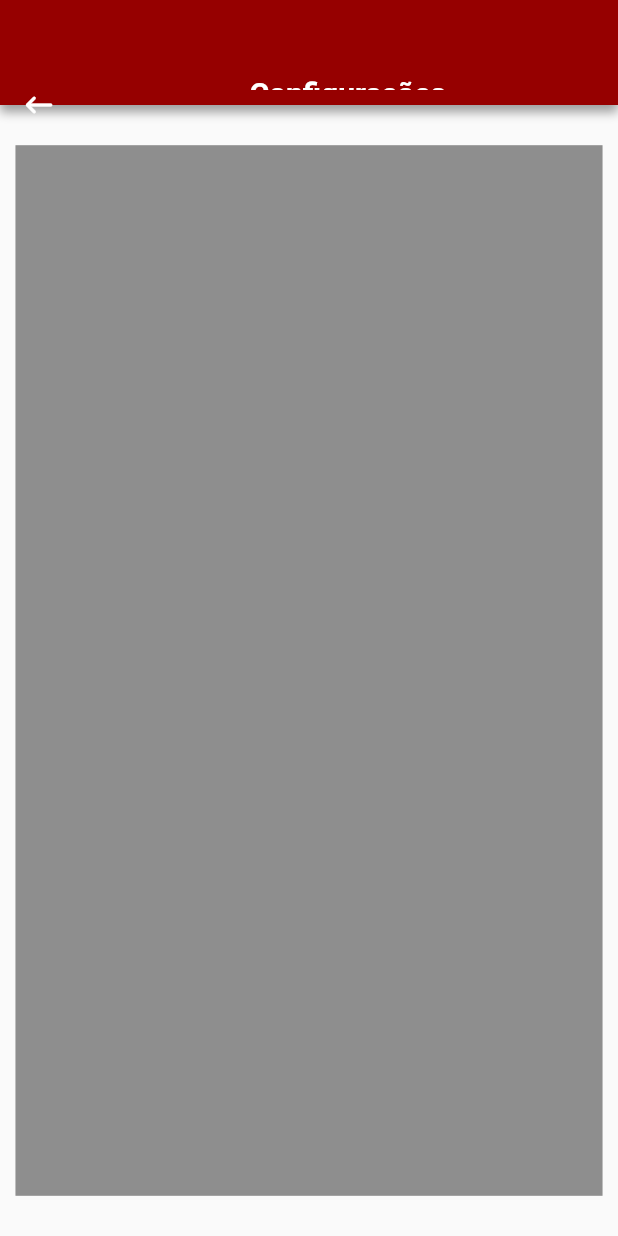
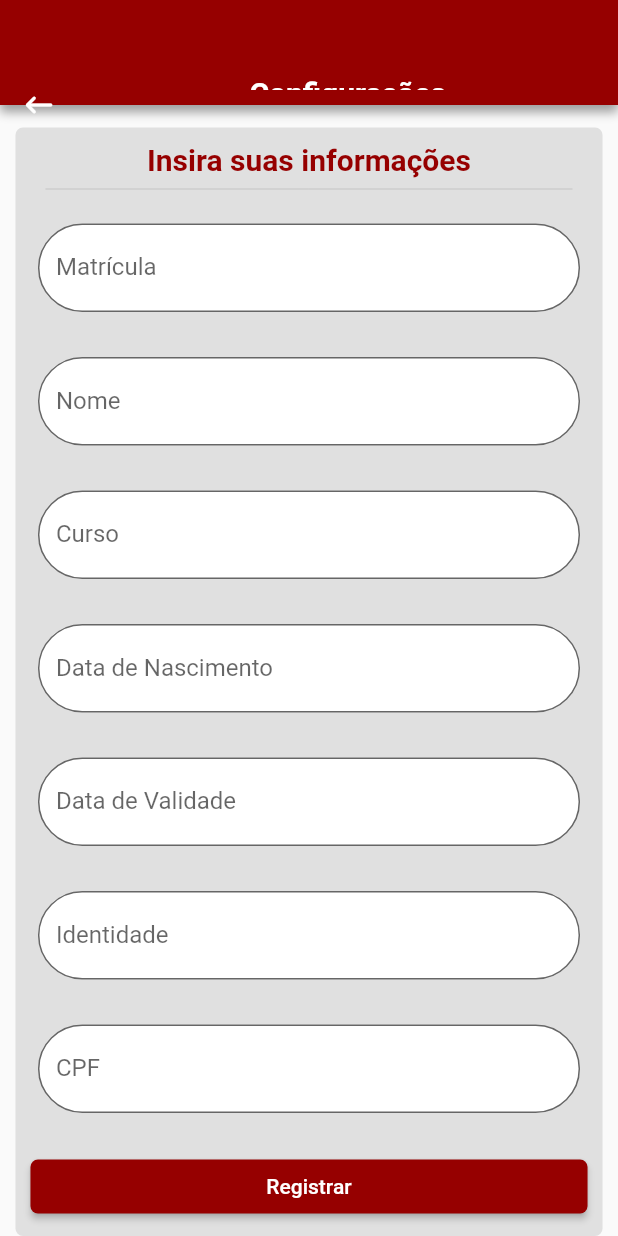
Before and after one commit to lucasChicoski/carteirinha-flutter, a Flutter app: the screen it shows after launch, after a tap on the "settings" icon, on a phone screen of 412 x 824 dp. Run offline on Flutter 3.47's test engine with Material 2 defaults, Android fonts, the phone set to English and light mode, and no system bars; our stand-ins replace flutter_svg, get_it.

Commit message:
faltando foto

```diff
--- /dev/null
+++ b/lib/View/Elements/elevated_button_custom.dart
@@ -0,0 +1,22 @@
+import 'package:flutter/material.dart';
+
+class ElevatedButtonCustom extends StatelessWidget {
+  final String? label;
+  final VoidCallback onPress;
+  const ElevatedButtonCustom({super.key, this.label, required this.onPress});
+
+  @override
+  Widget build(BuildContext context) {
+    return Container(
+      padding: EdgeInsets.all(10),
+      child: ElevatedButton(
+        onPressed: onPress,
+        child: Text(label ?? ''),
+        style: ElevatedButton.styleFrom(
+            backgroundColor: Color.fromARGB(255, 150, 0, 0),
+            shape:
+                RoundedRectangleBorder(borderRadius: BorderRadius.circular(5))),
+      ),
+    );
+  }
+}
--- /dev/null
+++ b/lib/View/Elements/text_field_custom.dart
@@ -0,0 +1,29 @@
+import 'package:flutter/material.dart';
+
+class TextFieldCustom extends StatelessWidget {
+  final String label;
+  final Function(String)? onChange;
+  const TextFieldCustom(
+      {super.key, required this.label,  this.onChange});
+
+  @override
+  Widget build(BuildContext context) {
+    // double width = MediaQuery.of(context).size.width;
+    return SizedBox(
+      // width: width * 0.8,
+      child: TextField(
+        onChanged: onChange,
+        decoration: InputDecoration(
+          label: Text(
+            label,
+          ),
+          filled: true,
+          fillColor: Colors.white,
+          border: OutlineInputBorder(
+            borderRadius: BorderRadius.circular(50),
+          ),
+        ),
+      ),
+    );
+  }
+}
--- a/lib/View/Page/configuration_page.dart
+++ b/lib/View/Page/configuration_page.dart
@@ -1,23 +1,103 @@
 import 'package:carteirinhaapp/View/Components/custom_app_bar.dart';
+import 'package:carteirinhaapp/View/Elements/text_field_custom.dart';
+import 'package:carteirinhaapp/View/Store/config_page.dart';
 import 'package:flutter/material.dart';
+import 'package:get_it/get_it.dart';
+import '../Config/config_colors.dart';
+import '../Elements/elevated_button_custom.dart';
 
-import '../Config/config_colors.dart';
+ConfigPageStore configPageStore = GetIt.I<ConfigPageStore>();
 
 class ConfigurationPage extends StatelessWidget {
   const ConfigurationPage({super.key});
 
   @override
   Widget build(BuildContext context) {
-    double width = MediaQuery.of(context).size.width * 0.95;
-    double height = MediaQuery.of(context).size.height * 0.85;
+    double width = MediaQuery.of(context).size.width;
+    // double height = MediaQuery.of(context).size.height;
     return Scaffold(
       appBar: appBar(false, 'Configurações'),
       body: Center(
         child: Container(
-
-          width: width,
-          height: height,
-          color: fontColor,
+          width: width * 0.95,
+          // height: height * 0.80,
+          margin: const EdgeInsets.only(top: 15),
+          decoration: BoxDecoration(
+            borderRadius: BorderRadius.circular(5),
+            color: cardBackground,
+          ),
+          child: ListView(
+            children: [
+              const SizedBox(
+                height: 10,
+              ),
+              Align(
+                  alignment: Alignment.topCenter,
+                  child: Text(
+                    'Insira suas informações',
+                    style: TextStyle(
+                        color: appBarRed,
+                        fontWeight: FontWeight.bold,
+                        fontSize: 20),
+                  )),
+              const Divider(indent: 20, endIndent: 20),
+              Container(
+                margin: const EdgeInsets.all(15),
+                child: TextFieldCustom(
+                  label: 'Matrícula',
+                  onChange: configPageStore.setRegistration,
+                ),
+              ),
+              Container(
+                margin: const EdgeInsets.all(15),
+                child: TextFieldCustom(
+                  label: 'Nome',
+                  onChange: configPageStore.setName,
+                ),
+              ),
+              Container(
+                margin: const EdgeInsets.all(15),
+                child: TextFieldCustom(
+                  label: 'Curso',
+                  onChange: configPageStore.setCourse,
+                ),
+              ),
+              Container(
+                margin: const EdgeInsets.all(15),
+                child: TextFieldCustom(
+                  label: 'Data de Nascimento',
+                  onChange: configPageStore.setBirthDay,
+                ),
+              ),
+              Container(
+                margin: const EdgeInsets.all(15),
+                child: TextFieldCustom(
+                  label: 'Data de Validade',
+                  onChange: configPageStore.setValidity,
+                ),
+              ),
+              Container(
+                margin: const EdgeInsets.all(15),
+                child: TextFieldCustom(
+                  label: 'Identidade',
+                  onChange: configPageStore.setId,
+                ),
+              ),
+              Container(
+                margin: const EdgeInsets.all(15),
+                child: TextFieldCustom(
+                  label: 'CPF',
+                  onChange: configPageStore.setCpf,
+                ),
+              ),
+              ElevatedButtonCustom(
+                label: 'Registrar',
+                onPress: () {
+                  configPageStore.setInformations(configPageStore.montInformation());
+                },
+              )
+            ],
+          ),
         ),
       ),
     );
--- a/lib/View/Page/home_page.dart
+++ b/lib/View/Page/home_page.dart
@@ -1,6 +1,6 @@
 import 'package:carteirinhaapp/View/Components/custom_app_bar.dart';
 import 'package:flutter/material.dart';
-import '../Components/icon_button_.dart';
+import '../Elements/icon_button_.dart';
 import '../Config/config_colors.dart';
 import '../Store/navigation_pages.dart';
 
@@ -18,7 +18,11 @@ class HomePage extends StatelessWidget {
             const SizedBox(
               height: 40,
             ),
-            const Text('Bem vindo de novo Lucas'),
+             Text(
+              'Bem vindo de novo Lucas',
+              style: TextStyle(
+                  color: appBarRed, fontWeight: FontWeight.bold, fontSize: 20),
+            ),
             const SizedBox(
               height: 40,
             ),
--- a/lib/main.dart
+++ b/lib/main.dart
@@ -1,7 +1,9 @@
+import 'package:carteirinhaapp/setup_getit.dart';
 import 'package:flutter/material.dart';
 import 'Routers/routers.dart';
 
 void main(List<String> args) {
+  setUpGetIt();
   runApp(const MainApp());
 }
 
--- /dev/null
+++ b/lib/setup_getit.dart
@@ -0,0 +1,9 @@
+import 'package:get_it/get_it.dart';
+
+import 'View/Store/config_page.dart';
+
+final getIt = GetIt.instance;
+
+setUpGetIt() {
+  getIt.registerSingleton<ConfigPageStore>(ConfigPageStore());
+}
```
Also changed, not shown: lib/View/Store/config_page.dart (added, +75 -0 lines), lib/View/Elements/icon_button_.dart (renamed from lib/View/Components/icon_button_.dart).
